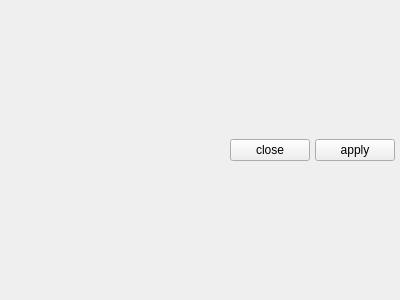
Qt form gui/uifiles/reactor.ui (truongd8593/mfix) before a commit.
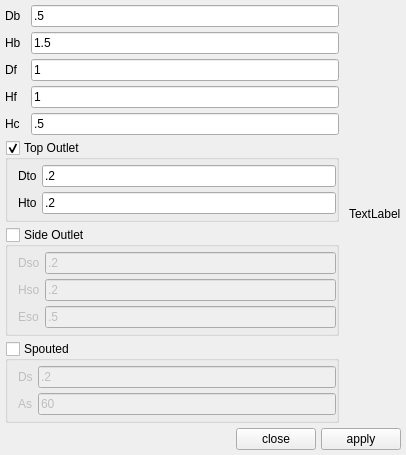
The same form after that commit.

Commit message: reactor wizard working

Diff of the .ui file:
```diff
--- a/gui/uifiles/reactor.ui
+++ b/gui/uifiles/reactor.ui
@@ -6,21 +6,124 @@
    <rect>
     <x>0</x>
     <y>0</y>
-    <width>400</width>
-    <height>300</height>
+    <width>406</width>
+    <height>402</height>
    </rect>
   </property>
   <property name="windowTitle">
    <string>Form</string>
   </property>
   <layout class="QGridLayout" name="gridLayout">
+   <property name="horizontalSpacing">
+    <number>10</number>
+   </property>
+   <property name="verticalSpacing">
+    <number>5</number>
+   </property>
    <property name="margin">
     <number>5</number>
    </property>
-   <property name="spacing">
-    <number>5</number>
-   </property>
    <item row="0" column="0">
+    <widget class="QLabel" name="label_2">
+     <property name="text">
+      <string>Db</string>
+     </property>
+    </widget>
+   </item>
+   <item row="3" column="0">
+    <widget class="QLabel" name="label_4">
+     <property name="text">
+      <string>Hf</string>
+     </property>
+    </widget>
+   </item>
+   <item row="1" column="0">
+    <widget class="QLabel" name="label_3">
+     <property name="text">
+      <string>Hb</string>
+     </property>
+    </widget>
+   </item>
+   <item row="2" column="0">
+    <widget class="QLabel" name="label">
+     <property name="text">
+      <string>Df</string>
+     </property>
+    </widget>
+   </item>
+   <item row="5" column="0" colspan="2">
+    <widget class="QGroupBox" name="groupbox_to">
+     <property name="title">
+      <string>Top Outlet</string>
+     </property>
+     <property name="flat">
+      <bool>true</bool>
+     </property>
+     <property name="checkable">
+      <bool>true</bool>
+     </property>
+     <layout class="QGridLayout" name="gridLayout_2">
+      <property name="leftMargin">
+       <number>10</number>
+      </property>
+      <property name="topMargin">
+       <number>5</number>
+      </property>
+      <property name="rightMargin">
+       <number>0</number>
+      </property>
+      <property name="bottomMargin">
+       <number>5</number>
+      </property>
+      <property name="spacing">
+       <number>5</number>
+      </property>
+      <item row="1" column="1">
+       <widget class="QLineEdit" name="lineedit_hto">
+        <property name="text">
+         <string>.2</string>
+        </property>
+       </widget>
+      </item>
+      <item row="1" column="0">
+       <widget class="QLabel" name="label_6">
+        <property name="text">
+         <string>Hto</string>
+        </property>
+       </widget>
+      </item>
+      <item row="0" column="0">
+       <widget class="QLabel" name="label_7">
+        <property name="text">
+         <string>Dto</string>
+        </property>
+       </widget>
+      </item>
+      <item row="0" column="1">
+       <widget class="QLineEdit" name="lineedit_dto">
+        <property name="text">
+         <string>.2</string>
+        </property>
+       </widget>
+      </item>
+     </layout>
+    </widget>
+   </item>
+   <item row="2" column="1">
+    <widget class="QLineEdit" name="lineedit_df">
+     <property name="text">
+      <string>1</string>
+     </property>
+    </widget>
+   </item>
+   <item row="0" column="1">
+    <widget class="QLineEdit" name="lineedit_db">
+     <property name="text">
+      <string>.5</string>
+     </property>
+    </widget>
+   </item>
+   <item row="9" column="0" colspan="5">
     <widget class="QWidget" name="widget" native="true">
      <layout class="QHBoxLayout" name="horizontalLayout">
       <property name="spacing">
@@ -59,6 +162,177 @@
      </layout>
     </widget>
    </item>
+   <item row="4" column="0">
+    <widget class="QLabel" name="label_5">
+     <property name="text">
+      <string>Hc</string>
+     </property>
+    </widget>
+   </item>
+   <item row="0" column="2" rowspan="8" colspan="3">
+    <widget class="QLabel" name="label_image">
+     <property name="text">
+      <string>TextLabel</string>
+     </property>
+    </widget>
+   </item>
+   <item row="4" column="1">
+    <widget class="QLineEdit" name="lineedit_hc">
+     <property name="text">
+      <string>.5</string>
+     </property>
+    </widget>
+   </item>
+   <item row="1" column="1">
+    <widget class="QLineEdit" name="lineedit_hb">
+     <property name="text">
+      <string>1.5</string>
+     </property>
+    </widget>
+   </item>
+   <item row="7" column="0" colspan="2">
+    <widget class="QGroupBox" name="groupbox_spouted">
+     <property name="title">
+      <string>Spouted</string>
+     </property>
+     <property name="flat">
+      <bool>true</bool>
+     </property>
+     <property name="checkable">
+      <bool>true</bool>
+     </property>
+     <property name="checked">
+      <bool>false</bool>
+     </property>
+     <layout class="QGridLayout" name="gridLayout_3">
+      <property name="leftMargin">
+       <number>10</number>
+      </property>
+      <property name="topMargin">
+       <number>5</number>
+      </property>
+      <property name="rightMargin">
+       <number>0</number>
+      </property>
+      <property name="bottomMargin">
+       <number>5</number>
+      </property>
+      <property name="spacing">
+       <number>5</number>
+      </property>
+      <item row="0" column="0">
+       <widget class="QLabel" name="label_8">
+        <property name="text">
+         <string>Ds</string>
+        </property>
+       </widget>
+      </item>
+      <item row="1" column="0">
+       <widget class="QLabel" name="label_9">
+        <property name="text">
+         <string>As</string>
+        </property>
+       </widget>
+      </item>
+      <item row="0" column="1">
+       <widget class="QLineEdit" name="lineedit_ds">
+        <property name="text">
+         <string>.2</string>
+        </property>
+       </widget>
+      </item>
+      <item row="1" column="1">
+       <widget class="QLineEdit" name="lineedit_as">
+        <property name="text">
+         <string>60</string>
+        </property>
+       </widget>
+      </item>
+     </layout>
+    </widget>
+   </item>
+   <item row="3" column="1">
+    <widget class="QLineEdit" name="lineedit_hf">
+     <property name="text">
+      <string>1</string>
+     </property>
+    </widget>
+   </item>
+   <item row="6" column="0" colspan="2">
+    <widget class="QGroupBox" name="groupbox_so">
+     <property name="title">
+      <string>Side Outlet</string>
+     </property>
+     <property name="flat">
+      <bool>true</bool>
+     </property>
+     <property name="checkable">
+      <bool>true</bool>
+     </property>
+     <property name="checked">
+      <bool>false</bool>
+     </property>
+     <layout class="QGridLayout" name="gridLayout_4">
+      <property name="leftMargin">
+       <number>10</number>
+      </property>
+      <property name="topMargin">
+       <number>5</number>
+      </property>
+      <property name="rightMargin">
+       <number>0</number>
+      </property>
+      <property name="bottomMargin">
+       <number>5</number>
+      </property>
+      <property name="spacing">
+       <number>5</number>
+      </property>
+      <item row="1" column="0">
+       <widget class="QLabel" name="label_11">
+        <property name="text">
+         <string>Hso</string>
+        </property>
+       </widget>
+      </item>
+      <item row="0" column="0">
+       <widget class="QLabel" name="label_10">
+        <property name="text">
+         <string>Dso</string>
+        </property>
+       </widget>
+      </item>
+      <item row="1" column="1">
+       <widget class="QLineEdit" name="lineedit_hso">
+        <property name="text">
+         <string>.2</string>
+        </property>
+       </widget>
+      </item>
+      <item row="0" column="1">
+       <widget class="QLineEdit" name="lineedit_dso">
+        <property name="text">
+         <string>.2</string>
+        </property>
+       </widget>
+      </item>
+      <item row="2" column="0">
+       <widget class="QLabel" name="label_12">
+        <property name="text">
+         <string>Eso</string>
+        </property>
+       </widget>
+      </item>
+      <item row="2" column="1">
+       <widget class="QLineEdit" name="lineedit_eso">
+        <property name="text">
+         <string>.5</string>
+        </property>
+       </widget>
+      </item>
+     </layout>
+    </widget>
+   </item>
   </layout>
  </widget>
  <resources/>
```
Left out of the diff: 10 changed lines with no effect on the pictures. The commit also changes 5 other files.
